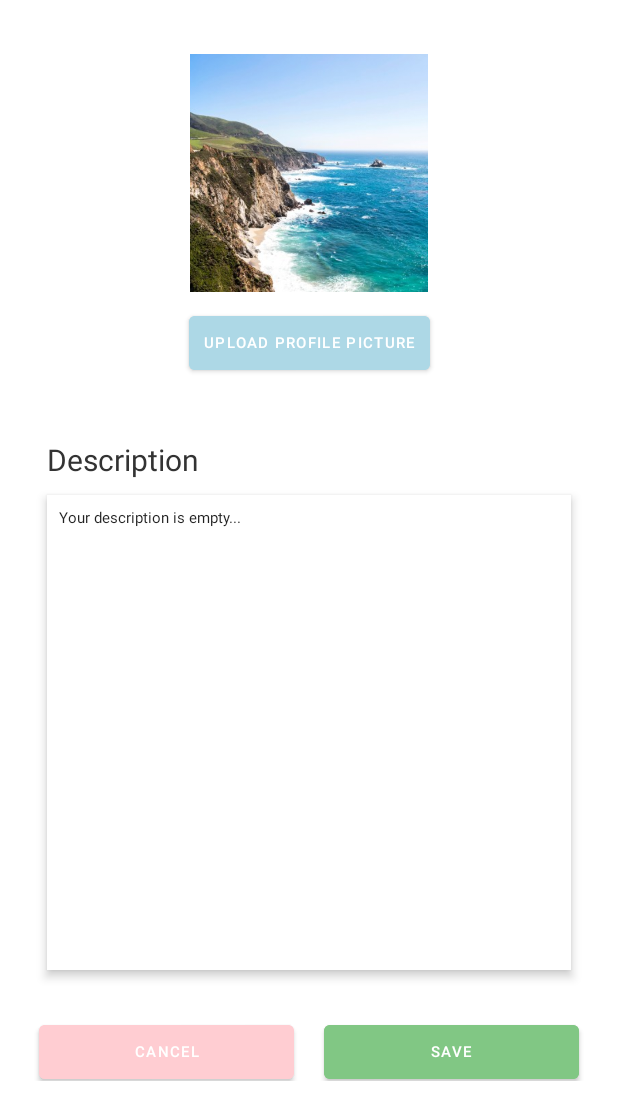
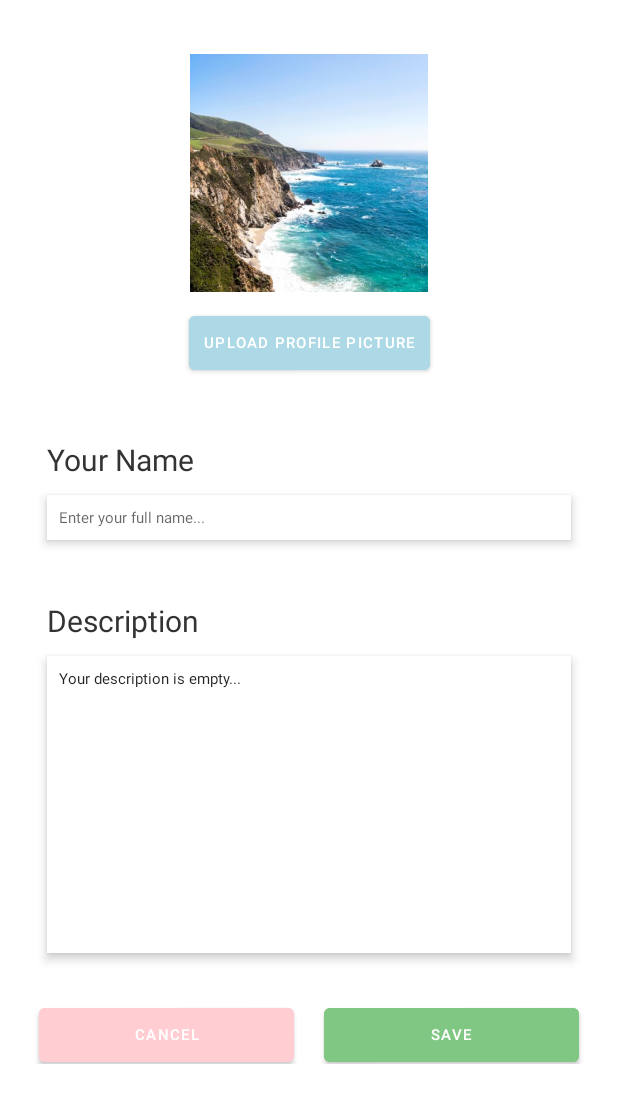
Before and after one commit to Forestocean37/Final-Project-Group-4, an Android app: the DashboardFragment screen opened through its navigation route, after a tap on "EDIT", on a phone screen of 412 x 824 dp. Shown: the top 1120 px of the screen. Run offline under Robolectric (Android 15) with nearby library versions, the light colour scheme and no system bars; our stand-ins replace Firebase (no records; nobody signed in at launch, a user with empty details on screens opened directly), navigation-ui; pictures from the network do not load.

Commit message:
Fixed description display issue

```diff
--- a/app/src/main/java/edu/neu/final_project_group_4/ui/dashboard/DashboardFragment.java
+++ b/app/src/main/java/edu/neu/final_project_group_4/ui/dashboard/DashboardFragment.java
@@ -1,29 +1,37 @@
 package edu.neu.final_project_group_4.ui.dashboard;
 
 import android.content.Intent;
+import android.net.Uri;
 import android.os.Bundle;
+import android.util.Log;
 import android.view.LayoutInflater;
 import android.view.View;
 import android.view.ViewGroup;
+import android.widget.ImageView;
+import android.widget.TextView;
 
 import androidx.annotation.NonNull;
 import androidx.fragment.app.Fragment;
 import androidx.lifecycle.ViewModelProvider;
 import androidx.navigation.NavController;
 import androidx.navigation.Navigation;
+import androidx.navigation.fragment.NavHostFragment;
+
+import com.bumptech.glide.Glide;
 
 import edu.neu.final_project_group_4.R;
 import edu.neu.final_project_group_4.databinding.FragmentDashboardBinding;
 import edu.neu.final_project_group_4.utils.Auth;
+import edu.neu.final_project_group_4.utils.User;
 
 public class DashboardFragment extends Fragment {
 
     private FragmentDashboardBinding binding;
+    private DashboardViewModel dashboardViewModel;
 
     public View onCreateView(@NonNull LayoutInflater inflater,
                              ViewGroup container, Bundle savedInstanceState) {
-        DashboardViewModel dashboardViewModel =
-                new ViewModelProvider(this).get(DashboardViewModel.class);
+        dashboardViewModel = new ViewModelProvider(this).get(DashboardViewModel.class);
 
         binding = FragmentDashboardBinding.inflate(inflater, container, false);
         View root = binding.getRoot();
@@ -48,7 +56,39 @@ public class DashboardFragment extends Fragment {
             }
         });
 
+        // User full name
+        final TextView name = binding.profileUserFullName;
+        dashboardViewModel.getUserFullName().observe(getViewLifecycleOwner(),
+                name::setText);
+        name.setOnClickListener(v -> dashboardViewModel.loadUserFullName());
+        dashboardViewModel.loadUserFullName();
+
+        // Photo
+        final ImageView photo = binding.profileImage;
+        Uri photoUrl = User.getInstance().getPhotoUrl();
+        if (photoUrl != null) {
+            Log.d("Dashboard", "Photo Url: " + photoUrl);
+            Glide.with(this).load(photoUrl).into(photo);
+        }
+
+        // User description
+        final TextView description = binding.descriptionText;
+        dashboardViewModel.getUserDescription().observe(getViewLifecycleOwner(),
+                description::setText);
+        description.setOnClickListener(v -> loadDescription(false));
+        loadDescription(true);
+
         return root;
+    }
+
+    public void loadDescription(boolean needFetch) {
+        dashboardViewModel.loadUserDescription(needFetch);
+    }
+
+    @Override
+    public void onResume() {
+        super.onResume();
+        loadDescription(false);
     }
 
     @Override
--- a/app/src/main/java/edu/neu/final_project_group_4/ui/dashboard/DashboardViewModel.java
+++ b/app/src/main/java/edu/neu/final_project_group_4/ui/dashboard/DashboardViewModel.java
@@ -4,16 +4,35 @@ import androidx.lifecycle.LiveData;
 import androidx.lifecycle.MutableLiveData;
 import androidx.lifecycle.ViewModel;
 
+import edu.neu.final_project_group_4.utils.User;
+
 public class DashboardViewModel extends ViewModel {
 
-    private final MutableLiveData<String> mText;
+    private final MutableLiveData<String> userFullName;
+    private final MutableLiveData<String> userDescription;
 
     public DashboardViewModel() {
-        mText = new MutableLiveData<>();
-        mText.setValue("This is dashboard fragment");
+        userFullName = new MutableLiveData<>();
+        userDescription = new MutableLiveData<>();
+        loadUserDescription(true);
     }
 
-    public LiveData<String> getText() {
-        return mText;
+    public void loadUserFullName() {
+        userFullName.setValue(User.getInstance().getFullName());
+    }
+
+    public LiveData<String> getUserFullName() {
+        return userFullName;
+    }
+
+    public void loadUserDescription(boolean needFetch) {
+        if (needFetch) {
+            User.getInstance().fetchUserDescription();
+        }
+        userDescription.setValue(User.getInstance().getUserDescription());
+    }
+
+    public LiveData<String> getUserDescription() {
+        return userDescription;
     }
 }
--- a/app/src/main/java/edu/neu/final_project_group_4/ui/dashboard/ProfileEditActivity.java
+++ b/app/src/main/java/edu/neu/final_project_group_4/ui/dashboard/ProfileEditActivity.java
@@ -4,6 +4,7 @@ import android.content.Intent;
 import android.net.Uri;
 import android.os.Bundle;
 import android.provider.MediaStore;
+import android.util.Log;
 import android.widget.Button;
 import android.widget.EditText;
 import android.widget.ImageView;
@@ -15,6 +16,8 @@ import androidx.appcompat.app.AppCompatActivity;
 
 import com.bumptech.glide.Glide;
 
+import edu.neu.final_project_group_4.LoginActivity;
+import edu.neu.final_project_group_4.MainActivity;
 import edu.neu.final_project_group_4.R;
 import edu.neu.final_project_group_4.utils.User;
 
@@ -76,13 +79,19 @@ public class ProfileEditActivity extends AppCompatActivity {
 
             if (selectedImageUri != null) {
                 user.updateProfilePhoto(selectedImageUri.toString());
+                Log.d("ProfileEdit", "Photo Url: " + selectedImageUri);
             }
 
             Toast.makeText(this, "Profile updated successfully", Toast.LENGTH_SHORT).show();
-            finish();
+            whenFinish();
         });
 
         // Cancel without saving
-        cancelButton.setOnClickListener(view -> finish());
+        cancelButton.setOnClickListener(view -> whenFinish());
+    }
+
+    private void whenFinish() {
+        User.getInstance().fetchUserDescription();
+        finish();
     }
 }
--- a/app/src/main/res/layout/fragment_dashboard.xml
+++ b/app/src/main/res/layout/fragment_dashboard.xml
@@ -62,6 +62,18 @@
         app:layout_constraintStart_toStartOf="parent"
         android:layout_marginTop="8dp" />
 
+    <TextView
+        android:id="@+id/profile_user_full_name"
+        android:layout_width="wrap_content"
+        android:layout_height="wrap_content"
+        android:text="USER_FULL_NAME"
+        android:textSize="24sp"
+        android:textStyle="bold"
+        android:textColor="@color/main_theme"
+        app:layout_constraintEnd_toEndOf="parent"
+        app:layout_constraintStart_toStartOf="parent"
+        app:layout_constraintTop_toBottomOf="@id/edit_profile_button" />
+
     <!-- Profile Image with weight -->
     <ImageView
         android:id="@+id/profile_image"
@@ -69,7 +81,7 @@
         android:layout_height="0dp"
         android:scaleType="centerCrop"
         android:src="@drawable/profile_image"
-        app:layout_constraintTop_toBottomOf="@id/edit_profile_button"
+        app:layout_constraintTop_toBottomOf="@id/profile_user_full_name"
         app:layout_constraintStart_toStartOf="parent"
         app:layout_constraintEnd_toEndOf="parent"
         app:layout_constraintHeight_default="percent"
@@ -211,7 +223,7 @@
         android:textSize="14sp"
         app:layout_constraintEnd_toEndOf="parent"
         app:layout_constraintHeight_default="percent"
-        app:layout_constraintHeight_percent="0.2"
+        app:layout_constraintHeight_percent="0.165"
         app:layout_constraintStart_toStartOf="parent"
         app:layout_constraintTop_toBottomOf="@id/description_title" />
 
--- a/app/src/main/res/layout/profile_edit.xml
+++ b/app/src/main/res/layout/profile_edit.xml
@@ -41,6 +41,38 @@
         app:layout_constraintWidth_percent="0.6"
         android:layout_marginTop="10dp" />
 
+    <TextView
+        android:id="@+id/name_label"
+        android:layout_width="wrap_content"
+        android:layout_height="wrap_content"
+        android:text="Your Name"
+        android:textSize="20sp"
+        android:textColor="#333333"
+        android:layout_marginTop="40dp"
+        android:layout_marginStart="15dp"
+        android:layout_marginEnd="60dp"
+        app:layout_constraintTop_toBottomOf="@id/upload_picture_button"
+        app:layout_constraintStart_toStartOf="parent" />
+
+    <EditText
+        android:id="@+id/name_box"
+        android:layout_width="0dp"
+        android:layout_height="wrap_content"
+        android:hint="Enter your full name..."
+        android:textSize="10sp"
+        android:background="@android:color/white"
+        android:gravity="top|start"
+        android:padding="8dp"
+        android:inputType="textPersonName"
+        android:layout_marginTop="10dp"
+        android:layout_marginStart="15dp"
+        android:layout_marginEnd="15dp"
+        android:elevation="4dp"
+        app:layout_constraintStart_toStartOf="parent"
+        app:layout_constraintEnd_toEndOf="parent"
+        app:layout_constraintTop_toBottomOf="@id/name_label"
+        />
+
     <!-- Description Box -->
     <TextView
         android:id="@+id/description_label"
@@ -52,7 +84,7 @@
         android:layout_marginTop="40dp"
         android:layout_marginStart="15dp"
         android:layout_marginEnd="60dp"
-        app:layout_constraintTop_toBottomOf="@id/upload_picture_button"
+        app:layout_constraintTop_toBottomOf="@id/name_box"
         app:layout_constraintStart_toStartOf="parent" />
 
     <EditText
@@ -70,7 +102,7 @@
         android:layout_marginEnd="15dp"
         android:elevation="4dp"
         app:layout_constraintHeight_default="percent"
-        app:layout_constraintHeight_percent="0.4"
+        app:layout_constraintHeight_percent="0.25"
         app:layout_constraintTop_toBottomOf="@id/description_label"
         app:layout_constraintStart_toStartOf="parent"
         app:layout_constraintEnd_toEndOf="parent" />
```
